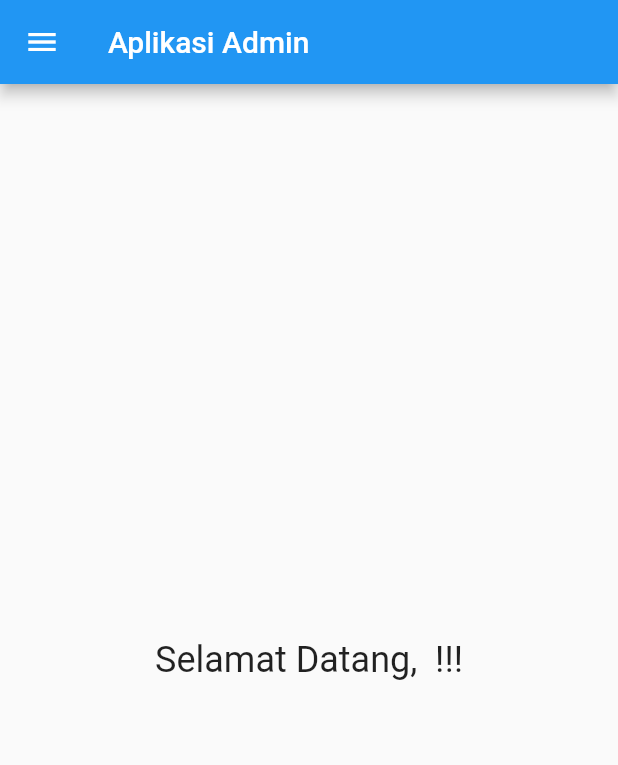
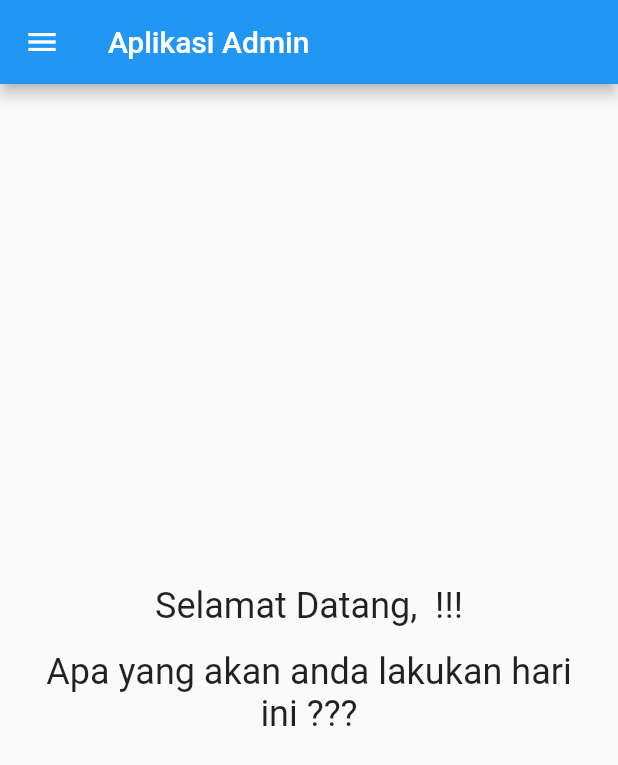
Before and after one commit to zkucing/mobprog, a Flutter app: the screen it shows after launch, after a tap on "Login", on a phone screen of 412 x 824 dp. Shown: the top 765 px of the screen. Run offline on Flutter 3.47's test engine with Material 2 defaults, Android fonts, the phone set to English and light mode, and no system bars.

Commit message:
Memperbaiki selamat datang

```diff
--- a/lib/home.dart
+++ b/lib/home.dart
@@ -95,10 +95,28 @@ class _MyHomePageState extends State<MyHomePage> {
         title: Text(widget.title),
       ),
       body: Center(
-          child: Text(
-        "Selamat Datang, " + widget.nama + " !!!",
-        style: TextStyle(fontSize: 24),
-      )),
+        child: Padding(
+          padding: const EdgeInsets.all(16.0),
+          child: Column(
+            mainAxisAlignment: MainAxisAlignment.center,
+            children: [
+              Text(
+                "Selamat Datang, " + widget.nama + " !!!",
+                style: TextStyle(fontSize: 24),
+                textAlign: TextAlign.center,
+              ),
+              SizedBox(
+                height: 16,
+              ),
+              Text(
+                "Apa yang akan anda lakukan hari ini ???",
+                style: TextStyle(fontSize: 24),
+                textAlign: TextAlign.center,
+              ),
+            ],
+          ),
+        ),
+      ),
     );
   }
 }
```
